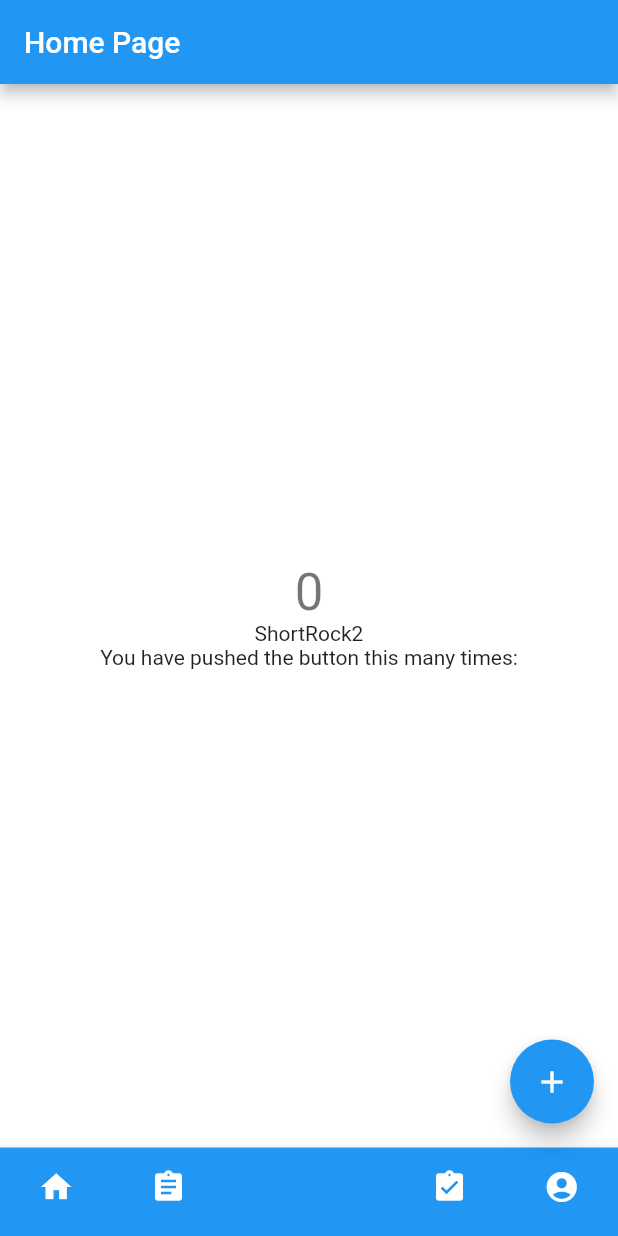
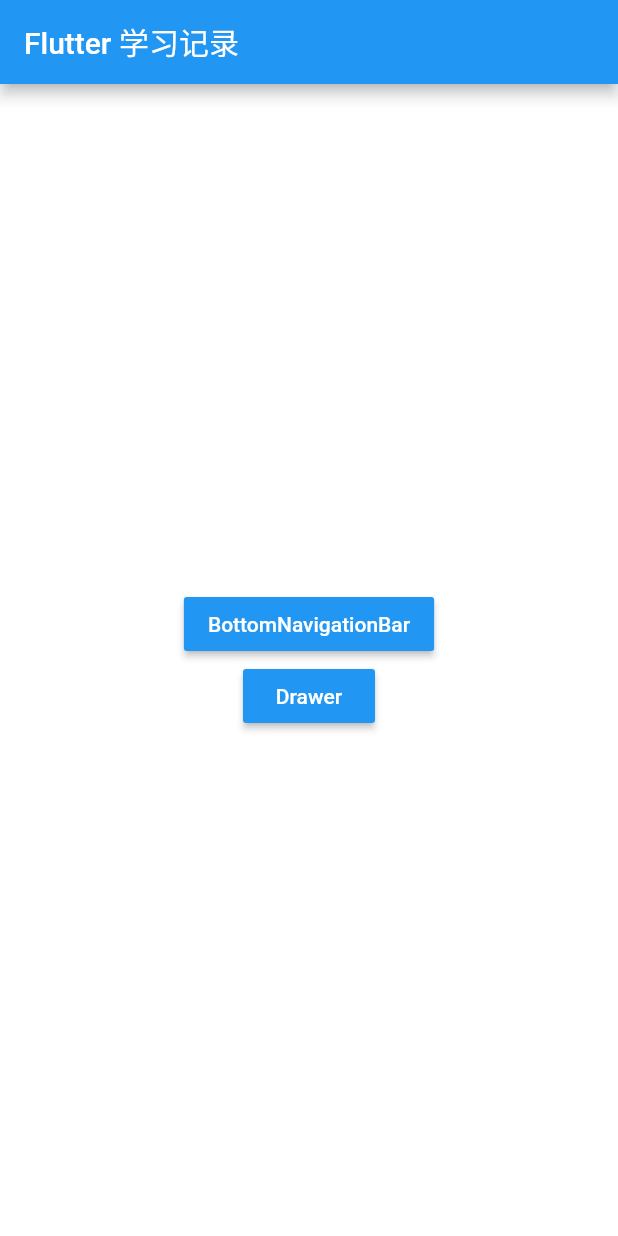
Before and after one commit to CcSimple/FlutterDemo, a Flutter app: the screen it shows after launch, on a phone screen of 412 x 824 dp. Run offline on Flutter 3.47's test engine with Material 2 defaults, Android fonts, the phone set to English and light mode, and no system bars.

Commit message:
新增两个架构例子

```diff
--- a/lib/main.dart
+++ b/lib/main.dart
@@ -1,5 +1,10 @@
 import 'package:flutter/material.dart';
-import 'package:english_words/english_words.dart';
+import 'package:FlutterDemo/pages/home.dart';
+import 'package:FlutterDemo/pages/frame/frame1.dart';
+import 'package:FlutterDemo/pages/frame/frame2.dart';
+import 'package:FlutterDemo/pages/frame/pages/index.dart';
+import 'package:FlutterDemo/pages/frame/pages/order.dart';
+import 'package:FlutterDemo/pages/frame/pages/mine.dart';
 
 void main() => runApp(new MyApp());
 
@@ -13,125 +18,14 @@ class MyApp extends StatelessWidget {
         // 应用的主题
         primarySwatch: Colors.blue,
       ),
-      home: new MyHomePage(title: 'Home Page'),
+      routes: <String, WidgetBuilder> {
+        '/index': (BuildContext context) => new IndexPage(),
+        '/order': (BuildContext context) => new OrderPage(),
+        '/mine': (BuildContext context) => new MinePage(),
+        '/frame1': (BuildContext context) => new Frame1Page(),
+        '/frame2': (BuildContext context) => new Frame2Page(),
+      },
+      home: new HomePage(title: 'Flutter 学习记录')
     );
   }
 }
-
-class MyHomePage extends StatefulWidget {
-  MyHomePage({Key key, this.title}) : super(key: key);
-  // 应用的主页
-  // final 标示 , 在构建方法中使用
-  final String title;
-
-  @override
-  _MyHomePageState createState() => new _MyHomePageState();
-}
-
-class _MyHomePageState extends State<MyHomePage> {
-  // 应用 可管理的 参数/方法
-  int _counter = 0;
-  int index = 2;
-
-  void _incrementCounter() {
-    // 调用setState 更新页面值 不调用将不会发生变化
-    setState(() {
-      _counter++;
-    });
-  }
-
-  @override
-  Widget build(BuildContext context) {
-    // 导入的包 包含数千个最常用的英文单词以及一些实用功能
-    final wordPair = new WordPair.random();
-    //
-    final List<BottomNavigationBarItem> items =<BottomNavigationBarItem>[
-      new BottomNavigationBarItem(
-          icon: new Icon(Icons.home),
-          title: new Text("首页"),
-        backgroundColor: Colors.blue
-      ),
-      new BottomNavigationBarItem(
-          icon: new Icon(Icons.assignment),
-          title: new Text("待收"),
-        backgroundColor: Colors.blue
-      ),
-      new BottomNavigationBarItem(
-          icon: new Icon(Icons.assignment_late),
-          title: new Text("配送"),
-        backgroundColor: Colors.blue
-      ),
-      new BottomNavigationBarItem(
-          icon: new Icon(Icons.assignment_turned_in),
-          title: new Text("完成"),
-        backgroundColor: Colors.blue
-      ),
-      new BottomNavigationBarItem(
-          icon: new Icon(Icons.account_circle),
-          title: new Text("我的"),
-        backgroundColor: Colors.blue
-      ),
-    ];
-    // 每次调用setState 都会运行
-    // Scaffold可视化的脚手架  可快速创建Md 控件 ， Ctrl+点击 可查看可选控件/参数
-    return new Scaffold(
-      // AppBar 控件
-      appBar: new AppBar(
-        // 获取 MyHomePage 的 final title, 并设置到AppBar 上
-        title: new Text(widget.title),
-      ),
-      // Center 布局, 子布局位于该布局中间
-      body: new Center(
-        // Column布局,  默认包裹内容(子布局大小),
-        // 在Flutter inspector 中 开启 Toggle Debug Paint  可以查看布局线框
-        child: new Column(
-          // 大小
-          mainAxisSize: MainAxisSize.max,
-          // 居中对齐
-          mainAxisAlignment: MainAxisAlignment.center,
-          // 排列方式 up/down  上到下, 下到上
-          verticalDirection: VerticalDirection.up,
-          // 文本对齐方式
-          textDirection: TextDirection.ltr,
-          // Column布局 的子布局 数组
-          children: <Widget>[
-            new Text(
-              'You have pushed the button this many times:',
-            ),
-            new Text(
-                wordPair.asPascalCase + '$index'
-            ),
-            new Text(
-              '$_counter',
-              style: Theme.of(context).textTheme.display1,
-            ),
-          ],
-        ),
-      ),
-      backgroundColor: Colors.white,
-      // bottomNavigationBar
-      bottomNavigationBar: new BottomNavigationBar(
-          items: items,
-          onTap: onTap,
-          currentIndex: index,
-          // 不设置 默认 长度 <= 3 是 fixed 否则 shifting
-          type: BottomNavigationBarType.shifting,
-          // 当BottomNavigationBarType 为 fixed 时候 选中项的颜色
-          fixedColor: Colors.blue
-      ),
-      // floatingActionButton 控件
-      floatingActionButton: new FloatingActionButton(
-        onPressed: _incrementCounter,
-        tooltip: 'Increment',
-        child: new Icon(Icons.add),
-      ),
-    );
-  }
-
-  void onTap(int index){
-    print(index);
-    setState(() {
-      this.index = index;
-    });
-  }
-}
--- /dev/null
+++ b/lib/pages/home.dart
@@ -0,0 +1,73 @@
+import 'package:flutter/material.dart';
+
+class HomePage extends StatefulWidget {
+  HomePage({Key key, this.title}) : super(key: key);
+  // 应用的主页
+  // final 标示 , 在构建方法中使用
+  final String title;
+
+  @override
+  _HomePageState createState() => new _HomePageState();
+}
+
+class _HomePageState extends State<HomePage> {
+
+  void _frame1() {
+    Navigator.pushNamed(context, '/frame1');
+  }
+  void _frame2() {
+    Navigator.pushNamed(context, '/frame2');
+  }
+  @override
+  Widget build(BuildContext context) {
+    // 每次调用setState 都会运行
+    // Scaffold可视化的脚手架  可快速创建Md 控件 ， Ctrl+点击 可查看可选控件/参数
+    return new Scaffold(
+      // AppBar 控件
+      appBar: new AppBar(
+        // 获取 HomePage 的 final title, 并设置到AppBar 上
+        title: new Text(widget.title),
+      ),
+      // Center 布局, 子布局位于该布局中间
+      body: new Center(
+        // Column布局,  默认包裹内容(子布局大小),
+        // 在Flutter inspector 中 开启 Toggle Debug Paint  可以查看布局线框
+        child: new Column(
+          mainAxisAlignment: MainAxisAlignment.center,
+          // Column布局 的子布局 数组
+          children: <Widget>[
+            new RaisedButton(
+                child: new Text(
+                  'BottomNavigationBar',
+                ),
+                // 默认颜色
+                color: Colors.blue,
+                // 按下时的颜色
+                highlightColor: Colors.blueAccent,
+                // 不可用时颜色
+//                disabledColor: Colors.grey,
+                // 正常情况文本颜色
+                textColor: Colors.white,
+                // 不可用时文本颜色
+//              disabledTextColor: Colors.black54,
+                onPressed: _frame1
+            ),new RaisedButton(
+                child: new Text(
+                  'Drawer',
+                ),
+                // 默认颜色
+                color: Colors.blue,
+                // 按下时的颜色
+                highlightColor: Colors.blueAccent,
+                // 正常情况文本颜色
+                textColor: Colors.white,
+                onPressed: _frame2
+            ),
+          ],
+        ),
+      ),
+      backgroundColor: Colors.white,
+    );
+  }
+
+}
--- a/pubspec.yaml
+++ b/pubspec.yaml
@@ -1,4 +1,4 @@
-name: flutter1
+name: FlutterDemo
 description: A new Flutter application.
 
 dependencies:
@@ -27,6 +27,10 @@ flutter:
   # assets:
   #  - images/a_dot_burr.jpeg
   #  - images/a_dot_ham.jpeg
+  assets:
+   - assets/logo.png
+   - assets/uncleice.png
+
 
   # An image asset can refer to one or more resolution-specific "variants", see
   # 图像资产可以引用一个或多个分辨率特定的“变体”，请参见
```
Also changed, not shown: lib/pages/frame/frame1.dart (added, +83 -0 lines), lib/pages/frame/frame2.dart (added, +118 -0 lines), lib/pages/frame/pages/index.dart (added, +32 -0 lines), lib/pages/frame/pages/mine.dart (added, +30 -0 lines), lib/pages/frame/pages/order.dart (added, +30 -0 lines), assets/logo.png (added), assets/uncleice.png (added), 21 other files.
